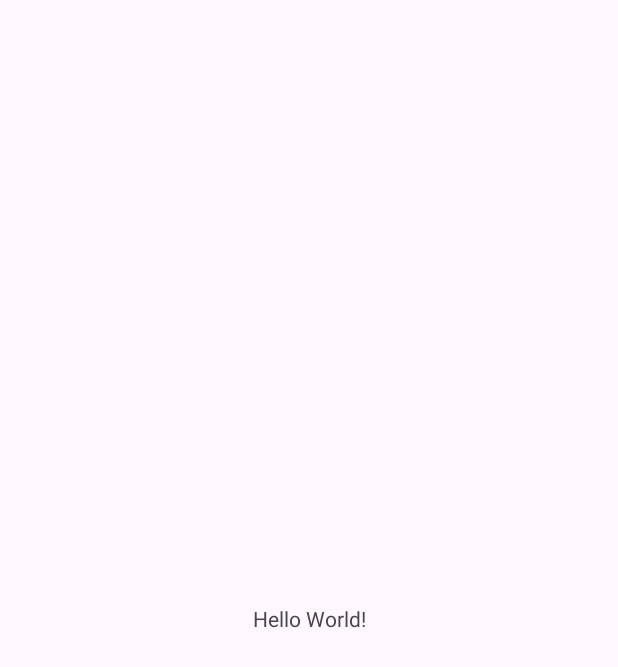
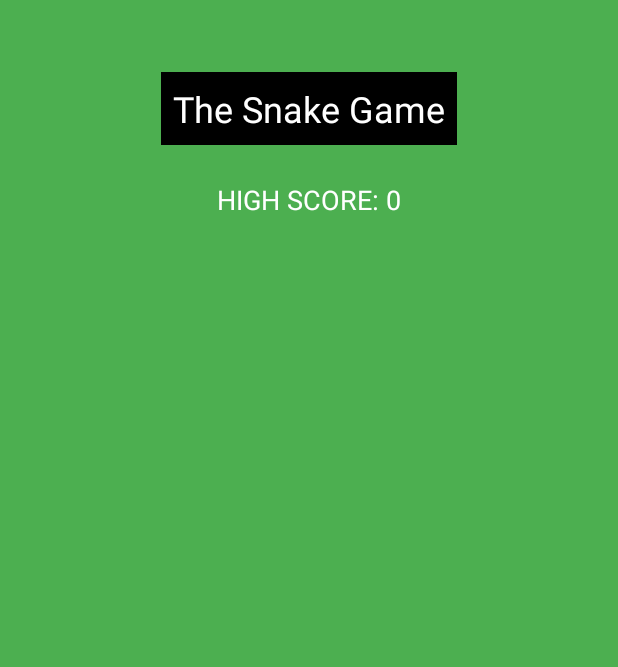
Before and after one commit to rcoric3/SnakeGame_UEK_335_LK_B, an Android app: the screen it shows after launch (MainActivity before the commit, HomeScreenActivity after it), on a phone screen of 412 x 824 dp. Before the commit the part shown is almost empty. Shown: the top 667 px of the screen. Run offline under Robolectric (Android 15) with nearby library versions, the phone set to English and light mode, and no system bars.

Commit message:
Added background color to HomeScreenActivity.java and title

```diff
--- a/app/src/main/java/com/example/thesnakegame/MainActivity.java
+++ b/app/src/main/java/com/mygame/thesnakegame/GameScreenActivity.java
@@ -1,14 +1,16 @@
-package com.example.thesnakegame;
+package com.mygame.thesnakegame;
 
 import androidx.appcompat.app.AppCompatActivity;
 
 import android.os.Bundle;
 
-public class MainActivity extends AppCompatActivity {
+import com.example.thesnakegame.R;
+
+public class GameScreenActivity extends AppCompatActivity {
 
     @Override
     protected void onCreate(Bundle savedInstanceState) {
         super.onCreate(savedInstanceState);
-        setContentView(R.layout.activity_main);
+        setContentView(R.layout.game_screen);
     }
 }
--- /dev/null
+++ b/app/src/main/java/com/mygame/thesnakegame/HomeScreenActivity.java
@@ -0,0 +1,19 @@
+package com.mygame.thesnakegame;
+
+import androidx.appcompat.app.AppCompatActivity;
+
+import android.os.Bundle;
+import android.view.WindowManager;
+
+import com.example.thesnakegame.R;
+
+public class HomeScreenActivity extends AppCompatActivity {
+
+    @Override
+    protected void onCreate(Bundle savedInstanceState) {
+        super.onCreate(savedInstanceState);
+        setContentView(R.layout.home_screen);
+        this.getWindow().setFlags(WindowManager.LayoutParams.FLAG_FULLSCREEN,
+                WindowManager.LayoutParams.FLAG_FULLSCREEN);
+    }
+}
--- a/app/src/main/res/layout/activity_main.xml
+++ b/app/src/main/res/layout/game_screen.xml
@@ -4,15 +4,6 @@
     xmlns:tools="http://schemas.android.com/tools"
     android:layout_width="match_parent"
     android:layout_height="match_parent"
-    tools:context=".MainActivity">
-
-    <TextView
-        android:layout_width="wrap_content"
-        android:layout_height="wrap_content"
-        android:text="Hello World!"
-        app:layout_constraintBottom_toBottomOf="parent"
-        app:layout_constraintEnd_toEndOf="parent"
-        app:layout_constraintStart_toStartOf="parent"
-        app:layout_constraintTop_toTopOf="parent" />
+    tools:context="com.mygame.thesnakegame.GameScreenActivity">
 
 </androidx.constraintlayout.widget.ConstraintLayout>
--- /dev/null
+++ b/app/src/main/res/layout/home_screen.xml
@@ -0,0 +1,29 @@
+<?xml version="1.0" encoding="utf-8"?>
+<RelativeLayout xmlns:android="http://schemas.android.com/apk/res/android"
+    android:layout_width="match_parent"
+    android:layout_height="match_parent"
+    android:background="#4CAF50">
+
+    <TextView
+        android:id="@+id/textViewTitle"
+        android:layout_width="wrap_content"
+        android:layout_height="wrap_content"
+        android:text="The Snake Game"
+        android:textSize="24sp"
+        android:textColor="#FFFFFF"
+        android:background="#000000"
+        android:padding="8dp"
+        android:layout_centerHorizontal="true"
+        android:layout_marginTop="48dp" />
+
+    <TextView
+        android:id="@+id/textViewHighScore"
+        android:layout_width="wrap_content"
+        android:layout_height="wrap_content"
+        android:text="HIGH SCORE: 0"
+        android:textSize="18sp"
+        android:textColor="#FFFFFF"
+        android:layout_below="@id/textViewTitle"
+        android:layout_centerHorizontal="true"
+        android:layout_marginTop="24dp" />
+</RelativeLayout>
```
Also changed, not shown: app/src/main/AndroidManifest.xml (+5 -2 lines), 9 other files.
